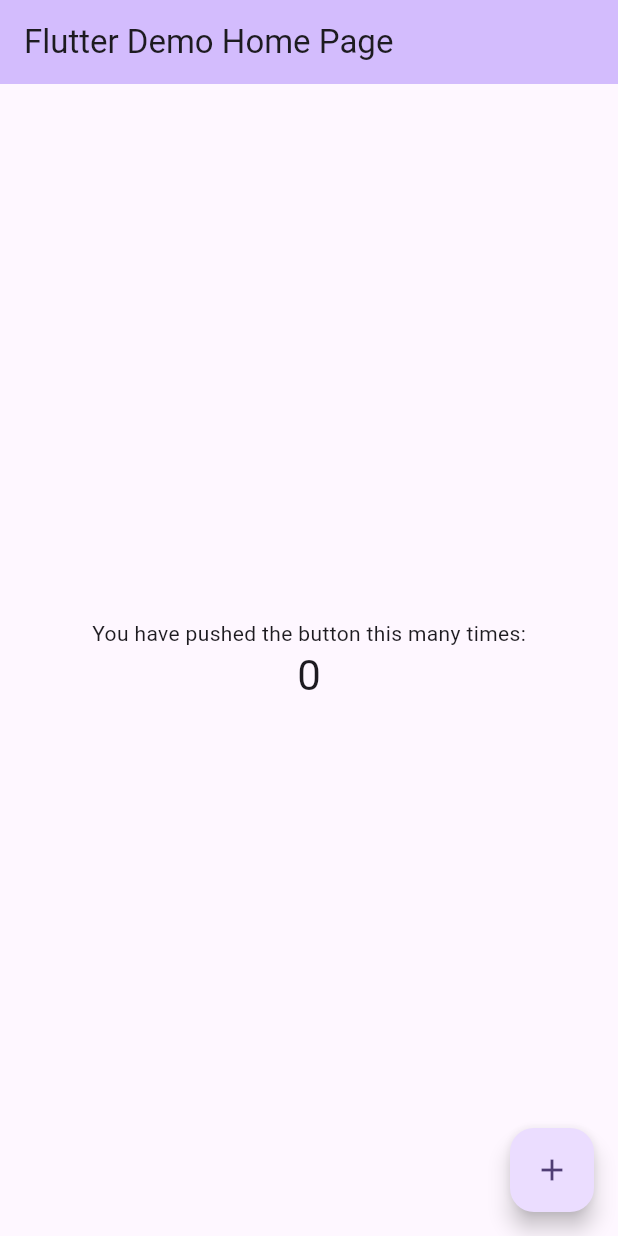
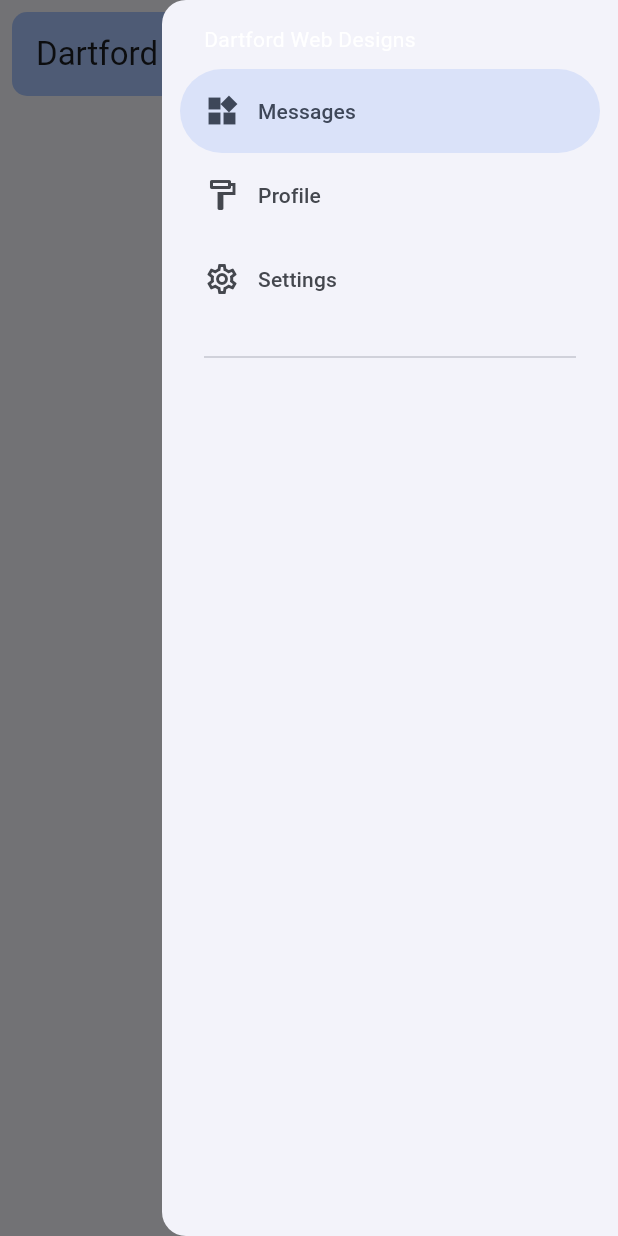
Before and after one commit to jackparse14/dwd-website, a Flutter app: the screen it shows after launch, with the side drawer open (before the commit the screen has no drawer), on a phone screen of 412 x 824 dp. Run offline on Flutter 3.47's test engine with Material 3 defaults, Android fonts, the phone set to English and light mode, and no system bars.

Commit message:
Added hamburger menu for navigation

```diff
--- /dev/null
+++ b/lib/constants/colors.dart
@@ -0,0 +1,7 @@
+import 'package:flutter/material.dart';
+
+class AppColors {
+  static const Color primaryColor = Color.fromARGB(255, 0, 86, 177);
+  static const Color lightColor = Color.fromARGB(255, 255, 255, 255);
+  static const Color darkColor = Color.fromARGB(255, 0, 0, 0);
+}
--- /dev/null
+++ b/lib/constants/info.dart
@@ -0,0 +1,3 @@
+class AppInfo {
+  static const String title = 'Dartford Web Designs';
+}
--- a/lib/main.dart
+++ b/lib/main.dart
@@ -1,3 +1,7 @@
+import 'package:dwd_website/constants/colors.dart';
+import 'package:dwd_website/constants/info.dart';
+import 'package:dwd_website/pages/pages.dart';
+import 'package:dwd_website/widgets/hamburger.dart';
 import 'package:flutter/material.dart';
 
 void main() {
@@ -10,59 +14,68 @@ class MyApp extends StatelessWidget {
   @override
   Widget build(BuildContext context) {
     return MaterialApp(
-      title: 'Flutter Demo',
+      title: AppInfo.title,
       theme: ThemeData(
-        colorScheme: ColorScheme.fromSeed(seedColor: Colors.deepPurple),
+        colorScheme: ColorScheme.fromSeed(
+          seedColor: AppColors.primaryColor,
+        ),
         useMaterial3: true,
       ),
-      home: const MyHomePage(title: 'Flutter Demo Home Page'),
+      home: MyHomePage(),
     );
   }
 }
 
 class MyHomePage extends StatefulWidget {
-  const MyHomePage({super.key, required this.title});
-  final String title;
-
   @override
   State<MyHomePage> createState() => _MyHomePageState();
 }
 
 class _MyHomePageState extends State<MyHomePage> {
-  int _counter = 0;
-
-  void _incrementCounter() {
-    setState(() {
-      _counter++;
-    });
-  }
+  var selectedIndex = 0;
 
   @override
   Widget build(BuildContext context) {
+    Widget page;
+    page = switch (selectedIndex) {
+      0 => LandingPage(),
+      1 => AboutPage(),
+      2 => ServicesPage(),
+      3 => PricingPage(),
+      4 => ReviewsPage(),
+      5 => FAQPage(),
+      6 => BlogPage(),
+      7 => ContactPage(),
+      _ => throw UnimplementedError('no widget for $selectedIndex')
+    };
+    return LayoutBuilder(
+      builder: (context, constraints) {
         return Scaffold(
-      appBar: AppBar(
-        backgroundColor: Theme.of(context).colorScheme.inversePrimary,
-        title: Text(widget.title),
+          body: SafeArea(
+            child: Column(
+              children: [
+                Padding(
+                  padding: const EdgeInsets.all(8.0),
+                  child: AppBar(
+                    backgroundColor:
+                        Theme.of(context).colorScheme.inversePrimary,
+                    title: const Text(AppInfo.title),
+                    shape: RoundedRectangleBorder(
+                      borderRadius: BorderRadius.circular(10),
                     ),
-      body: Center(
-        child: Column(
-          mainAxisAlignment: MainAxisAlignment.center,
-          children: <Widget>[
-            const Text(
-              'You have pushed the button this many times:',
                   ),
-            Text(
-              '$_counter',
-              style: Theme.of(context).textTheme.headlineMedium,
+                ),
+                Expanded(
+                  child: Container(
+                    child: page,
+                  ),
                 ),
               ],
             ),
           ),
-      floatingActionButton: FloatingActionButton(
-        onPressed: _incrementCounter,
-        tooltip: 'Increment',
-        child: const Icon(Icons.add),
-      ),
+          endDrawer: HamburgerDropDown(),
+        );
+      },
     );
   }
 }
--- /dev/null
+++ b/lib/pages/landing.dart
@@ -0,0 +1,14 @@
+//import 'package:dwd_website/constants/colors.dart';
+import 'package:flutter/material.dart';
+
+class LandingPage extends StatelessWidget {
+  @override
+  Widget build(BuildContext context) {
+    return const Scaffold(
+      body: Center(
+        child: Text('Landing Page'),
+      ),
+      //backgroundColor: AppColors.primaryColor,
+    );
+  }
+}
--- /dev/null
+++ b/lib/widgets/hamburger.dart
@@ -0,0 +1,129 @@
+import 'package:dwd_website/constants/colors.dart';
+import 'package:flutter/material.dart';
+import 'package:dwd_website/constants/info.dart';
+
+class HamburgerDropDown extends StatefulWidget {
+  @override
+  State<StatefulWidget> createState() => _HamburgerDropDown();
+}
+
+class _HamburgerDropDown extends State<HamburgerDropDown> {
+  final GlobalKey<ScaffoldState> scaffoldKey = GlobalKey<ScaffoldState>();
+  var selectedIndex = 0;
+  late bool showNavigationDrawer;
+
+  void handleScreenChanged(int selectedScreen) {
+    setState(() {
+      selectedIndex = selectedScreen;
+    });
+  }
+
+  void openDrawer() {
+    scaffoldKey.currentState!.openEndDrawer();
+  }
+
+  @override
+  // Widget build(BuildContext context) {
+  //   return Drawer(
+  //     child: ListView(
+  //       padding: EdgeInsets.zero,
+  //       children: <Widget>[
+  //         const DrawerHeader(
+  //           child: Text(
+  //             style: TextStyle(color: AppColors.lightColor),
+  //             AppInfo.title,
+  //           ),
+  //           decoration: BoxDecoration(color: AppColors.primaryColor),
+  //         ),
+  //         NavigationRail(
+  //           destinations: const [
+  //             NavigationRailDestination(
+  //               icon: Icon(Icons.home),
+  //               label: Text('Home'),
+  //             ),
+  //             NavigationRailDestination(
+  //               icon: Icon(Icons.favorite),
+  //               label: Text('Favourites'),
+  //             ),
+  //           ],
+  //           selectedIndex: selectedIndex,
+  //           onDestinationSelected: (value) {
+  //             setState(() {
+  //               selectedIndex = value;
+  //               Navigator.pop(context);
+  //             });
+  //           },
+  //         ),
+  //         // ListTile(
+  //         //   leading: const Icon(Icons.change_history),
+  //         //   title: const Text('Home'),
+  //         //   onTap: () {
+
+  //         //     Navigator.pop(context);
+  //         //   },
+  //         // ),
+  //         // ListTile(
+  //         //   leading: const Icon(Icons.change_history),
+  //         //   title: const Text('About'),
+  //         //   onTap: () {
+  //         //     // Update the state of the app
+  //         //     // Then close the drawer
+  //         //     Navigator.pop(context);
+  //         //   },
+  //         // ),
+  //       ],
+  //     ),
+  //   );
+  // }
+
+  // ElevatedButton(
+  //                   onPressed: openDrawer,
+  //                   child: const Text('Open Drawer'),
+  //                 ),
+
+  Widget build(BuildContext context) {
+    return NavigationDrawer(
+      onDestinationSelected: handleScreenChanged,
+      selectedIndex: selectedIndex,
+      children: <Widget>[
+        const Padding(
+          padding: EdgeInsets.fromLTRB(28, 16, 16, 10),
+          child: Text(
+            'Dartford Web Designs',
+            style: TextStyle(color: AppColors.lightColor),
+          ),
+        ),
+        ...destinations.map(
+          (ExampleDestination destination) {
+            return NavigationDrawerDestination(
+              label: Text(destination.label),
+              icon: destination.icon,
+              selectedIcon: destination.selectedIcon,
+            );
+          },
+        ),
+        const Padding(
+          padding: EdgeInsets.fromLTRB(28, 16, 28, 10),
+          child: Divider(),
+        ),
+      ],
+    );
+  }
+}
+
+class ExampleDestination {
+  const ExampleDestination(this.label, this.icon, this.selectedIcon);
+
+  final String label;
+  final Widget icon;
+  final Widget selectedIcon;
+}
+
+const List<ExampleDestination> destinations = <ExampleDestination>[
+  ExampleDestination(
+      'Messages', Icon(Icons.widgets_outlined), Icon(Icons.widgets)),
+  ExampleDestination(
+      'Profile', Icon(Icons.format_paint_outlined), Icon(Icons.format_paint)),
+  ExampleDestination(
+      'Settings', Icon(Icons.settings_outlined), Icon(Icons.settings)),
+];
```
Also changed, not shown: lib/pages/about.dart (added, +13 -0 lines), lib/pages/blog.dart (added, +13 -0 lines), lib/pages/contact.dart (added, +13 -0 lines), lib/pages/faq.dart (added, +13 -0 lines), lib/pages/pages.dart (added, +8 -0 lines), lib/pages/pricing.dart (added, +13 -0 lines), lib/pages/reviews.dart (added, +13 -0 lines), lib/pages/services.dart (added, +13 -0 lines). Lines whose indentation alone changed are shown as unchanged.
